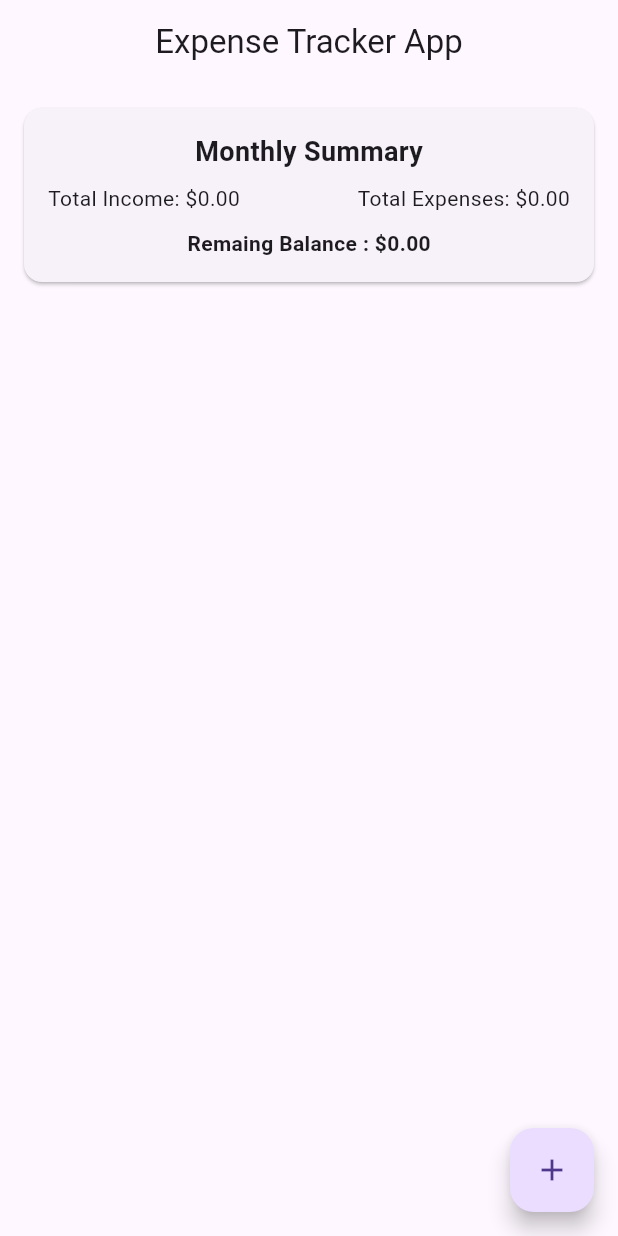
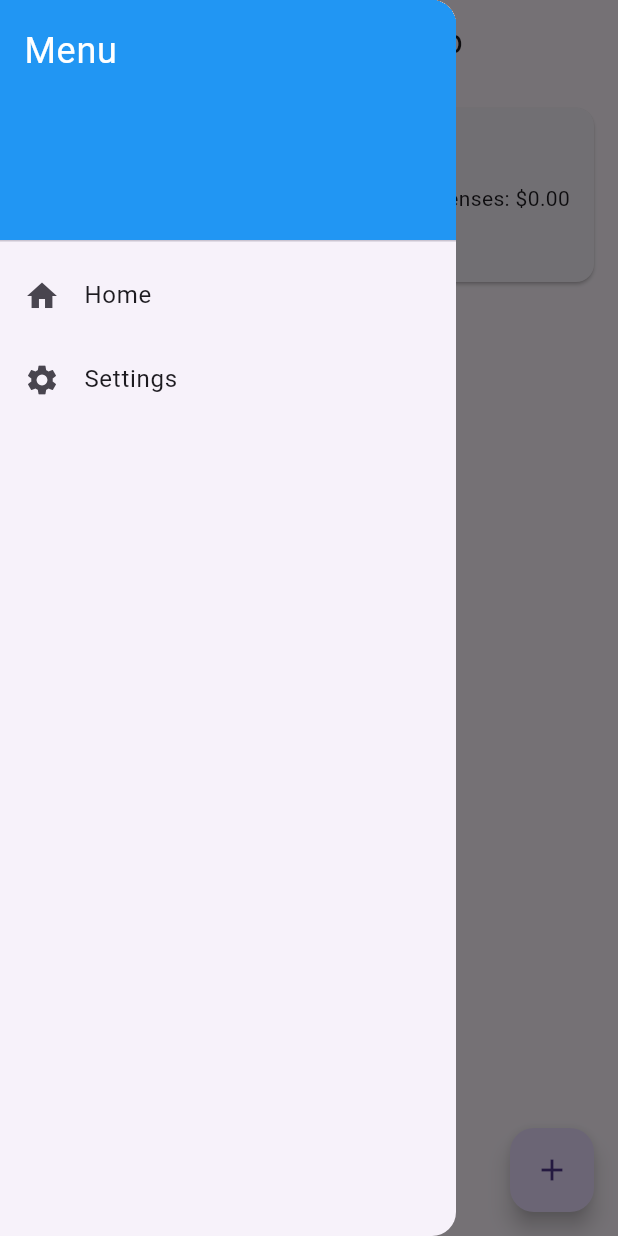
Before and after one commit to Yengchang/provider_practice, a Flutter app: the screen it shows after launch, with the side drawer open (before the commit the screen has no drawer), on a phone screen of 412 x 824 dp. Run offline on Flutter 3.47's test engine with Material 3 defaults, Android fonts, the phone set to English and light mode, and no system bars.

Commit message:
Update home_screen.dart

```diff
--- a/lib/View/home_screen.dart
+++ b/lib/View/home_screen.dart
@@ -12,6 +12,39 @@ class HomeScreen extends StatelessWidget {
       appBar: AppBar(
         title: const Text("Expense Tracker App"),
         centerTitle: true,
+      ),
+      drawer: Drawer(
+        child: ListView(
+          padding: EdgeInsets.zero,
+          children: <Widget>[
+            const DrawerHeader(
+              decoration: BoxDecoration(
+                color: Colors.blue,
+              ),
+              child: Text(
+                'Menu',
+                style: TextStyle(
+                  color: Colors.white,
+                  fontSize: 24,
+                ),
+              ),
+            ),
+            ListTile(
+              leading: const Icon(Icons.home),
+              title: const Text('Home'),
+              onTap: () {
+                Navigator.pop(context);
+              },
+            ),
+            ListTile(
+              leading: const Icon(Icons.settings),
+              title: const Text('Settings'),
+              onTap: () {
+                Navigator.pop(context);
+              },
+            ),
+          ],
+        ),
       ),
       body: const Column(
         children: [
```
